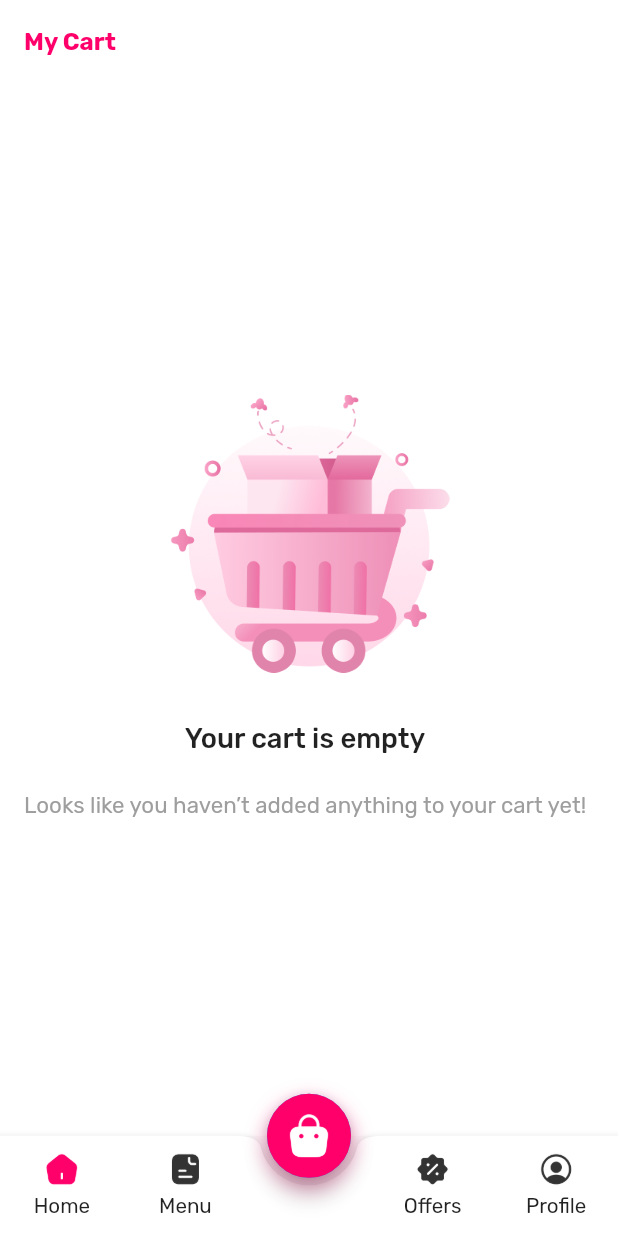
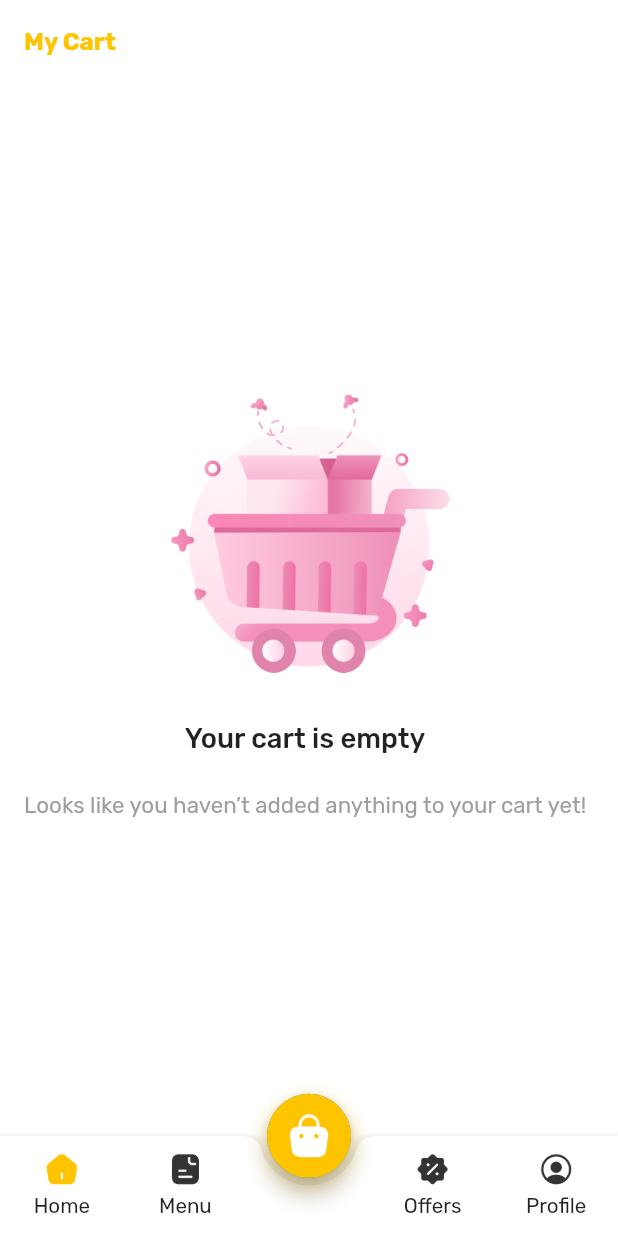
Before and after one commit to shoaib3474/foodking-customer-app, a Flutter app: the screen it shows after launch, swiped to page 3, on a phone screen of 412 x 824 dp. Run offline on Flutter 3.47's test engine with Material 3 defaults, Android fonts, the phone set to English and light mode, and no system bars; our stand-ins replace cached_network_image, dropdown_button2, easy_stepper, expandable, firebase_core, firebase_messaging and 19 more; missing offline and left inert: flutter_inappwebview, map_launcher; accounts and stored records are empty; network calls fail; project files that could hold a hidden picture were left out.

Commit message:
update the color scheme

```diff
--- a/lib/util/constant.dart
+++ b/lib/util/constant.dart
@@ -2,45 +2,45 @@
 import 'package:flutter/material.dart';
 
 class AppColor {
-  static const Color primaryColor = Color(0xffFF006B);
-  static const Color primaryBackgroundColor = Color(0xffFFFBFB);
-  static const Color loginButtonColor = Color(0xffFF006B);
-  static const Color fontColor = Color(0xff1F1F39);
-  static const Color dividerColor = Color(0xffEFF0F6);
-  static const Color textSignupColor = Color(0xff6E7191);
-  static const Color addNewBtnColor = Color(0xffFFEDF4);
-  static const Color myAddrBgColor = Color(0xffF7F7FC);
-  static const Color homeIconColor = Color(0xff008BBA);
-  static const Color activeTxtColor = Color(0xff008BBA);
-  static const Color activeTxtBorderColor = Color(0xff6FF8A6);
-  static const Color deleveryColor = Color(0xffBDEFFF);
+  static const Color primaryColor = Color(0xFFFFC400);
+  static const Color primaryBackgroundColor = Color(0xffF7F7F7);
+  static const Color loginButtonColor = Color(0xffFFC400);
+  static const Color fontColor = Color(0xff151515);
+  static const Color dividerColor = Color(0xffD6D6D6);
+  static const Color textSignupColor = Color(0xff616161);
+  static const Color addNewBtnColor = Color(0xffFFC400);
+  static const Color myAddrBgColor = Color(0xffEDEDED);
+  static const Color homeIconColor = Color(0xff757575);
+  static const Color activeTxtColor = Color(0xffDBA300);
+  static const Color activeTxtBorderColor = Color(0xffFFC400);
+  static const Color deleveryColor = Color(0xffFFC400);
   static const Color redColor = Color(0xffE93C3C);
-  static const Color deleteBtnColor = Color(0xffE93C3C);
-  static const Color searchBarbg = Color(0xffF7F7FC);
-  static const Color viewAllbg = Color(0xffFFEDF4);
-  static const Color itembg = Color(0xffEFF0F6);
-  static const Color delivaryActive = Color(0xff008BBA);
-  static const Color delivaryInactive = Color(0xffBDEFFF);
+  static const Color deleteBtnColor = Color(0xffD32F2F);
+  static const Color searchBarbg = Color(0xffFFFFFF);
+  static const Color viewAllbg = Color(0xffEDEDED);
+  static const Color itembg = Color(0xffFFFFFF);
+  static const Color delivaryActive = Color(0xffDBA300);
+  static const Color delivaryInactive = Color(0xff757575);
   static const Color green = Color(0xff1AB759);
   static const Color yellow = Color(0xffFFDB1F);
   static const Color gray = Color(0xff6E7191);
-  static const Color bgColor = Color(0xffF7F7FC);
+  static const Color bgColor = Color(0xffF7F7F7);
   static const Color darkGray = Color(0xff1F1F39);
   static const Color blueTransparent = Color(0xffD6F5FF);
   static const Color blueTextColor = Color(0xff00749B);
-  static const Color warning = Color(0xffF6A609);
-  static const Color success = Color(0xff2AC769);
-  static const Color error = Color(0xffFB4E4E);
-  static const Color pending = Color(0xffFFEEC6);
-  static const Color pendingText = Color(0xffF6A609);
-  static const Color preparing = Color(0xffE1FFED);
-  static const Color preparingText = Color(0xff2AC769);
-  static const Color ontheway = Color(0xffBDEFFF);
-  static const Color delivered = Color(0xffFFD7E7);
-  static const Color canceled = Color(0xffFFDADA);
-  static const Color canceledText = Color(0xffFB4E4E);
+  static const Color warning = Color(0xffF57C00);
+  static const Color success = Color(0xff2E7D32);
+  static const Color error = Color(0xffD32F2F);
+  static const Color pending = Color(0xffF57C00);
+  static const Color pendingText = Color(0xff151515);
+  static const Color preparing = Color(0xff1976D2);
+  static const Color preparingText = Color(0xff151515);
+  static const Color ontheway = Color(0xff2E7D32);
+  static const Color delivered = Color(0xff2E7D32);
+  static const Color canceled = Color(0xffD32F2F);
+  static const Color canceledText = Color(0xff151515);
 
-  static const Color shadow = Color(0xff7E858E);
+  static const Color shadow = Color(0x0000001A);
 }
 
 class Images {
```
